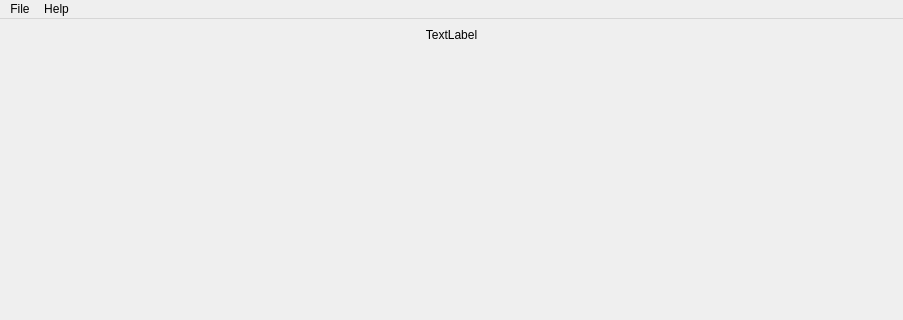
This is c++/menu/menu_project/mainwindow.ui in alessan10/c19-1 as Qt 5 draws it before an edit; both pictures show x 0 to 903 and y 0 to 320 of the 903 by 646 pixel window. The edited form follows.
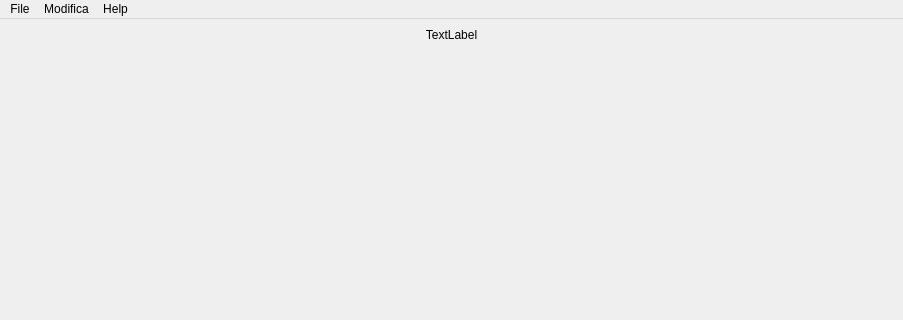
This is the edited form.

```diff
--- a/c++/menu/menu_project/mainwindow.ui
+++ b/c++/menu/menu_project/mainwindow.ui
@@ -51,7 +51,7 @@
      <x>0</x>
      <y>0</y>
      <width>903</width>
-     <height>21</height>
+     <height>26</height>
     </rect>
    </property>
    <widget class="QMenu" name="menuOperazioni">
@@ -70,7 +70,14 @@
     </property>
     <addaction name="actionAbout_Our_Project"/>
    </widget>
+   <widget class="QMenu" name="menuModifica">
+    <property name="title">
+     <string>Modifica</string>
+    </property>
+    <addaction name="actionVisualizza_Database"/>
+   </widget>
    <addaction name="menuOperazioni"/>
+   <addaction name="menuModifica"/>
    <addaction name="menuHelp"/>
   </widget>
   <widget class="QStatusBar" name="statusbar"/>
```
Left out of the diff: 5 changed lines with no effect on the pictures.
